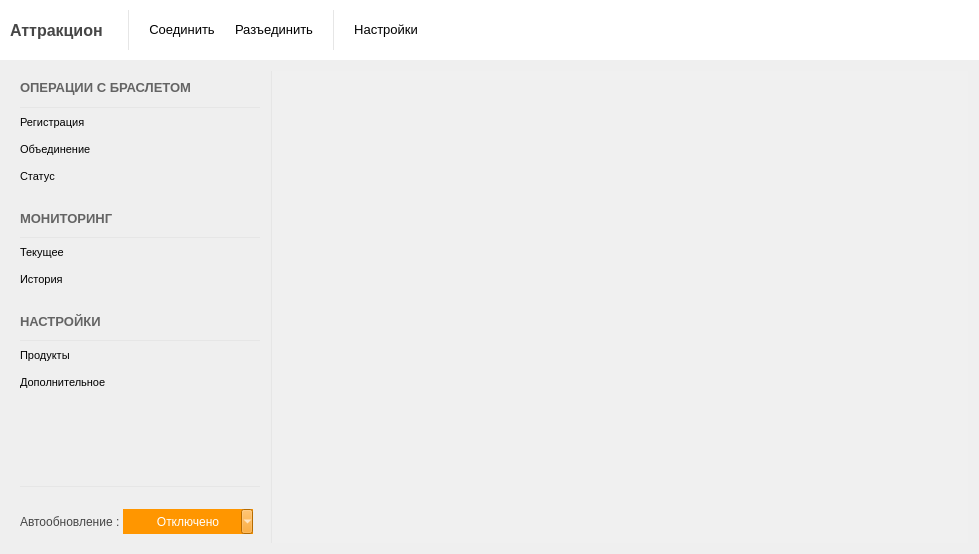
Before: the Qt Designer form Client/MainWindow.ui in Baxulio/Attraction, drawn with Qt 5.
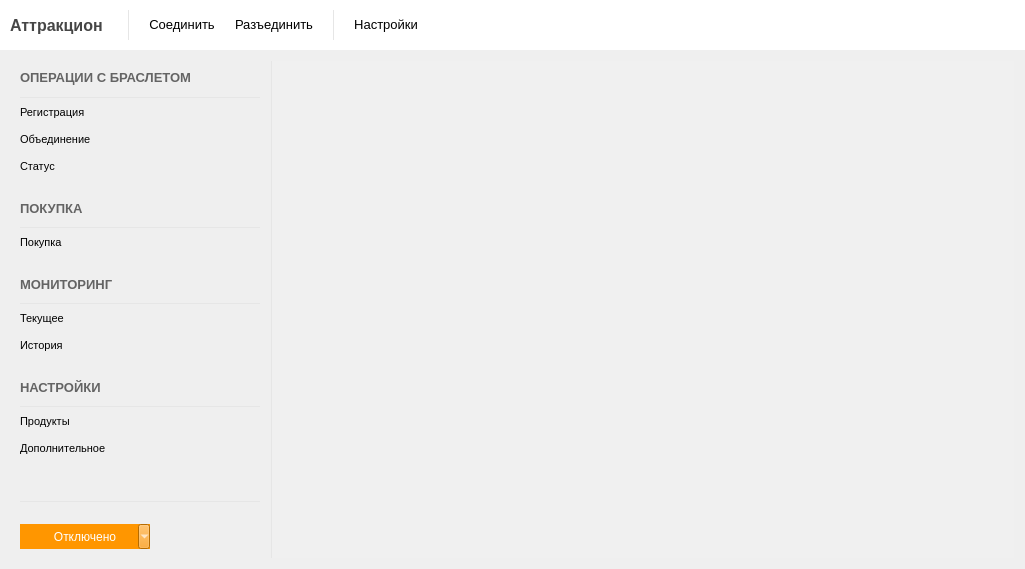
After: the same form once the commit is applied. Icons and pictures are not drawn.

```diff
--- a/Client/MainWindow.ui
+++ b/Client/MainWindow.ui
@@ -6,8 +6,8 @@
    <rect>
     <x>0</x>
     <y>0</y>
-    <width>979</width>
-    <height>554</height>
+    <width>1025</width>
+    <height>569</height>
    </rect>
   </property>
   <property name="windowTitle">
@@ -513,6 +513,114 @@
           </property>
          </widget>
         </item>
+        <item>
+         <widget class="QFrame" name="frame_6">
+          <property name="frameShape">
+           <enum>QFrame::NoFrame</enum>
+          </property>
+          <property name="frameShadow">
+           <enum>QFrame::Raised</enum>
+          </property>
+          <layout class="QVBoxLayout" name="verticalLayout_5">
+           <property name="leftMargin">
+            <number>0</number>
+           </property>
+           <property name="topMargin">
+            <number>20</number>
+           </property>
+           <property name="bottomMargin">
+            <number>9</number>
+           </property>
+           <item>
+            <widget class="QLabel" name="label_6">
+             <property name="font">
+              <font>
+               <pointsize>10</pointsize>
+              </font>
+             </property>
+             <property name="styleSheet">
+              <string notr="true">color: rgb(100, 100, 100);</string>
+             </property>
+             <property name="text">
+              <string>&lt;html&gt;&lt;head/&gt;&lt;body&gt;&lt;p&gt;&lt;span style=&quot; font-weight:600;&quot;&gt;ПОКУПКА&lt;/span&gt;&lt;/p&gt;&lt;/body&gt;&lt;/html&gt;</string>
+             </property>
+            </widget>
+           </item>
+          </layout>
+         </widget>
+        </item>
+        <item>
+         <widget class="Line" name="line_2">
+          <property name="minimumSize">
+           <size>
+            <width>0</width>
+            <height>1</height>
+           </size>
+          </property>
+          <property name="maximumSize">
+           <size>
+            <width>16777215</width>
+            <height>1</height>
+           </size>
+          </property>
+          <property name="styleSheet">
+           <string notr="true">background-color:rgba(230, 230, 230, 255);</string>
+          </property>
+          <property name="frameShadow">
+           <enum>QFrame::Sunken</enum>
+          </property>
+          <property name="lineWidth">
+           <number>0</number>
+          </property>
+          <property name="orientation">
+           <enum>Qt::Horizontal</enum>
+          </property>
+         </widget>
+        </item>
+        <item>
+         <widget class="QPushButton" name="sales_button">
+          <property name="minimumSize">
+           <size>
+            <width>0</width>
+            <height>25</height>
+           </size>
+          </property>
+          <property name="font">
+           <font>
+            <family>MS Shell Dlg 2</family>
+            <pointsize>8</pointsize>
+            <weight>9</weight>
+            <italic>false</italic>
+            <bold>false</bold>
+           </font>
+          </property>
+          <property name="cursor">
+           <cursorShape>PointingHandCursor</cursorShape>
+          </property>
+          <property name="text">
+           <string>Покупка</string>
+          </property>
+          <property name="icon">
+           <iconset resource="clientresources.qrc">
+            <normaloff>:/resources/store.png</normaloff>:/resources/store.png</iconset>
+          </property>
+          <property name="iconSize">
+           <size>
+            <width>25</width>
+            <height>25</height>
+           </size>
+          </property>
+          <property name="checkable">
+           <bool>true</bool>
+          </property>
+          <property name="autoExclusive">
+           <bool>true</bool>
+          </property>
+          <property name="flat">
+           <bool>true</bool>
+          </property>
+         </widget>
+        </item>
         <item>
          <widget class="QFrame" name="frame_5">
           <property name="frameShape">
@@ -851,16 +959,6 @@
           <property name="bottomMargin">
            <number>20</number>
           </property>
-          <item>
-           <widget class="QLabel" name="label">
-            <property name="styleSheet">
-             <string notr="true">color: rgb(70, 70, 70);</string>
-            </property>
-            <property name="text">
-             <string>Автообновление : </string>
-            </property>
-           </widget>
-          </item>
           <item>
            <widget class="QToolButton" name="autoUpdate_button">
             <property name="minimumSize">
```
Left out of the diff: 5 changed lines with no effect on the pictures.
